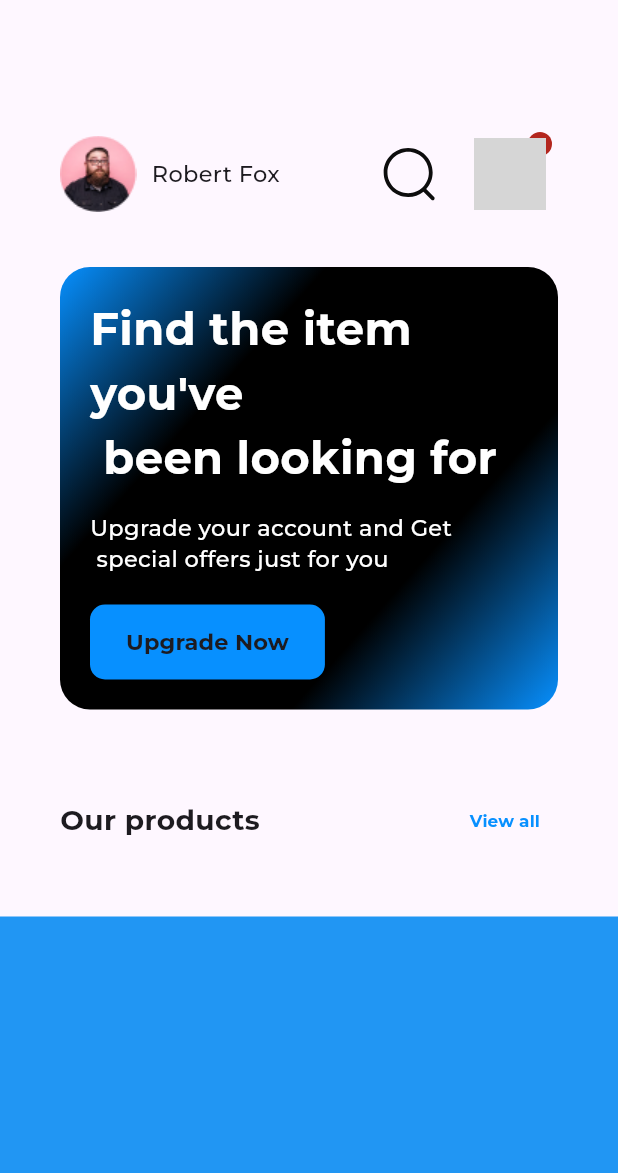
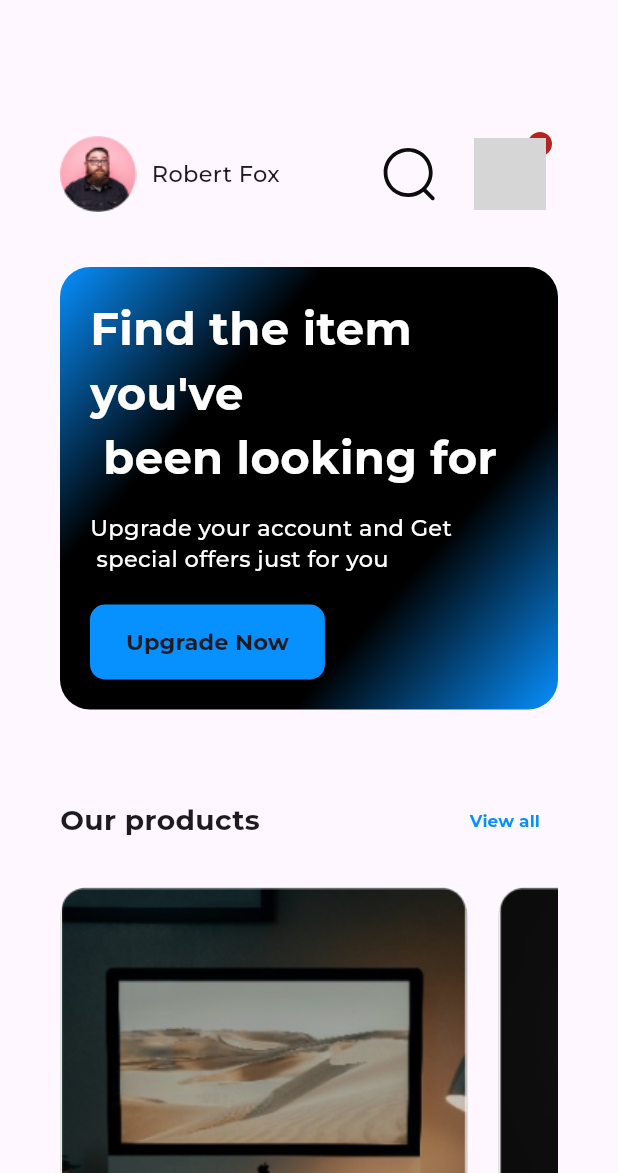
Before and after one commit to KhaledElalfy1/sales-responsive-dashboard, a Flutter app: the screen it shows after launch, in the side drawer, after a tap on "View all", on a phone screen of 412 x 824 dp, the part 63-1236 px from its top. Run offline on Flutter 3.47's test engine with Material 3 defaults, Android fonts, the phone set to English and light mode, and no system bars; our stand-ins replace flutter_svg, google_fonts; grey boxes are pictures that could not be loaded.

Commit message:
finish products section in desktop layout

```diff
--- a/lib/core/utils/app_images.dart
+++ b/lib/core/utils/app_images.dart
@@ -2,4 +2,12 @@ class AppImages {
   AppImages._();
 
   static const String person = 'assets/images/person.png';
+
+  static const String product1 = 'assets/images/product1.png';
+  static const String product2 = 'assets/images/product2.png';
+  static const String product3 = 'assets/images/product3.png';
+
+  static const String special1 = 'assets/images/special1.png';
+  static const String special2 = 'assets/images/special2.png';
+  static const String special3 = 'assets/images/special3.png';
 }
--- /dev/null
+++ b/lib/features/home/models/product_model.dart
@@ -0,0 +1,11 @@
+class ProductModel {
+  final String image;
+  final String name;
+  final double price;
+
+ const ProductModel({
+    required this.image,
+    required this.name,
+    required this.price,
+  });
+}
--- /dev/null
+++ b/lib/features/home/presentation/view/widgets/custom_product_card.dart
@@ -0,0 +1,46 @@
+
+import 'package:flutter/material.dart';
+import 'package:sales_responsive_dashboard/core/utils/app_fonts.dart';
+import 'package:sales_responsive_dashboard/features/home/models/product_model.dart';
+
+
+class CustomProductCard extends StatelessWidget {
+  const CustomProductCard({
+    super.key, required this.productModel,
+  });
+  final ProductModel productModel;
+  @override
+  Widget build(BuildContext context) {
+    return Container(
+      decoration: BoxDecoration(
+        borderRadius: BorderRadius.circular(20),
+        border: Border.all(
+          color: const Color(0xffE0E0E0),
+        ),
+      ),
+      child: Column(
+        crossAxisAlignment: CrossAxisAlignment.start,
+        children: [
+          Image.asset(
+            productModel.image,
+          ),
+          const SizedBox(
+            height: 20,
+          ),
+          Text(productModel.name, style: AppFonts.semiBold25(context)),
+          const SizedBox(
+            height: 5,
+          ),
+          Text(
+            '\$${productModel.price}',
+            style: AppFonts.medium17(context)
+                .copyWith(color: const Color(0xff828282)),
+          ),
+          const SizedBox(
+            height: 5,
+          ),
+        ],
+      ),
+    );
+  }
+}
--- /dev/null
+++ b/lib/features/home/presentation/view/widgets/custom_product_card_list_view.dart
@@ -0,0 +1,50 @@
+import 'package:flutter/material.dart';
+import 'package:sales_responsive_dashboard/core/utils/app_images.dart';
+import 'package:sales_responsive_dashboard/features/home/models/product_model.dart';
+import 'package:sales_responsive_dashboard/features/home/presentation/view/widgets/custom_product_card.dart';
+
+class CustomProductCardListView extends StatelessWidget {
+  const CustomProductCardListView({
+    super.key,
+  });
+
+  final List<ProductModel> products = const [
+    ProductModel(
+      name: 'Monitor',
+      price: 986,
+      image: AppImages.product1,
+    ),
+    ProductModel(
+      name: 'Headphone',
+      price: 678,
+      image: AppImages.product2,
+    ),
+    ProductModel(
+      name: 'Mouse',
+      price: 543,
+      image: AppImages.product3,
+    ),
+  ];
+
+  @override
+  Widget build(BuildContext context) {
+    return SizedBox(
+      height: 360,
+      child: ListView.separated(
+        shrinkWrap: true,
+        itemCount: products.length,
+        scrollDirection: Axis.horizontal,
+        separatorBuilder: (context, index) {
+          return const SizedBox(
+            width: 20,
+          );
+        },
+        itemBuilder: (context, index) {
+          return CustomProductCard(
+            productModel: products[index],
+          );
+        },
+      ),
+    );
+  }
+}
--- a/lib/features/home/presentation/view/widgets/product_section.dart
+++ b/lib/features/home/presentation/view/widgets/product_section.dart
@@ -1,7 +1,9 @@
 import 'package:flutter/material.dart';
 import 'package:sales_responsive_dashboard/core/utils/app_colors.dart';
 import 'package:sales_responsive_dashboard/core/utils/app_fonts.dart';
+import 'package:sales_responsive_dashboard/features/home/presentation/view/widgets/custom_product_card_list_view.dart';
 import 'package:sales_responsive_dashboard/features/home/presentation/view/widgets/product_section_header.dart';
+import 'package:sales_responsive_dashboard/features/home/presentation/view/widgets/special_for_you_card_list_view.dart';
 import 'package:sales_responsive_dashboard/features/home/presentation/view/widgets/upgrade_promotion_widget.dart';
 
 class ProductSection extends StatelessWidget {
@@ -11,6 +13,7 @@ class ProductSection extends StatelessWidget {
   Widget build(BuildContext context) {
     return Padding(
       padding: const EdgeInsets.all(40.0),
+      child: SingleChildScrollView(
         child: Column(
           children: [
             const SizedBox(
@@ -40,8 +43,37 @@ class ProductSection extends StatelessWidget {
                   ),
                 ),
               ],
-          )
+            ),
+            const SizedBox(
+              height: 20,
+            ),
+            const CustomProductCardListView(),
+            const SizedBox(
+              height: 50,
+            ),
+            Row(
+              children: [
+                Text(
+                  'Special For You',
+                  style: AppFonts.bold25(context),
+                ),
+                const Spacer(),
+                TextButton(
+                  onPressed: () {},
+                  child: Text(
+                    'View all',
+                    style: AppFonts.bold15(context)
+                        .copyWith(color: AppColors.primaryColor),
+                  ),
+                ),
               ],
+            ),
+            const SizedBox(
+              height: 20,
+            ),
+           const SpecialForYouCardsListView()
+          ],
+        ),
       ),
     );
   }
--- /dev/null
+++ b/lib/features/home/presentation/view/widgets/special_for_you_card_list_view.dart
@@ -0,0 +1,44 @@
+import 'package:flutter/material.dart';
+import 'package:sales_responsive_dashboard/core/utils/app_images.dart';
+import 'package:sales_responsive_dashboard/features/home/models/product_model.dart';
+import 'package:sales_responsive_dashboard/features/home/presentation/view/widgets/special_product_for_you_card.dart';
+
+class SpecialForYouCardsListView extends StatelessWidget {
+  const SpecialForYouCardsListView({
+    super.key,
+  });
+  final List<ProductModel> products = const [
+    ProductModel(
+      name: 'Mouse x1',
+      price: 986,
+      image: AppImages.special1,
+    ),
+    ProductModel(
+      name: 'Headphone',
+      price: 678,
+      image: AppImages.special2,
+    ),
+    ProductModel(
+      name: 'Headphone',
+      price: 543,
+      image: AppImages.special3,
+    ),
+  ];
+  @override
+  Widget build(BuildContext context) {
+    return AspectRatio(
+      aspectRatio: 6.5,
+      child: ListView.separated(
+        scrollDirection: Axis.horizontal,
+        shrinkWrap: true,
+        itemCount: 3,
+        itemBuilder: (context, index) => SpecialProductForYouCard(
+          productModel: products[index],
+        ),
+        separatorBuilder: (context, index) => const SizedBox(
+          width: 20,
+        ),
+      ),
+    );
+  }
+}
--- /dev/null
+++ b/lib/features/home/presentation/view/widgets/special_product_for_you_card.dart
@@ -0,0 +1,53 @@
+import 'package:flutter/material.dart';
+import 'package:sales_responsive_dashboard/core/utils/app_fonts.dart';
+// ignore: unused_import
+import 'package:sales_responsive_dashboard/core/utils/app_images.dart';
+import 'package:sales_responsive_dashboard/features/home/models/product_model.dart';
+
+class SpecialProductForYouCard extends StatelessWidget {
+  const SpecialProductForYouCard({
+    super.key, required this.productModel,
+  });
+  final ProductModel productModel;
+  @override
+  Widget build(BuildContext context) {
+    return Container(
+      padding: const EdgeInsets.only(right: 20),
+      decoration: BoxDecoration(
+        borderRadius: BorderRadius.circular(20),
+        border: Border.all(
+          color: const Color(0xffE0E0E0),
+        ),
+      ),
+      child: Row(
+        children: [
+          Image.asset(
+            productModel.image,
+            fit: BoxFit.cover,
+          ),
+          const SizedBox(
+            width: 15,
+          ),
+          Column(
+            crossAxisAlignment: CrossAxisAlignment.start,
+            mainAxisAlignment: MainAxisAlignment.center,
+            children: [
+              Text(
+                productModel.name,
+                style: AppFonts.semiBold25(context),
+              ),
+              const SizedBox(
+                height: 5,
+              ),
+              Text(
+                '\$${productModel.price}',
+                style: AppFonts.medium17(context)
+                    .copyWith(color: const Color(0xff828282)),
+              ),
+            ],
+          ),
+        ],
+      ),
+    );
+  }
+}
```
Also changed, not shown: assets/images/product1.png (added), assets/images/product2.png (added), assets/images/product3.png (added), assets/images/special1.png (added), assets/images/special2.png (added), assets/images/special3.png (added). Lines whose indentation alone changed are shown as unchanged.
